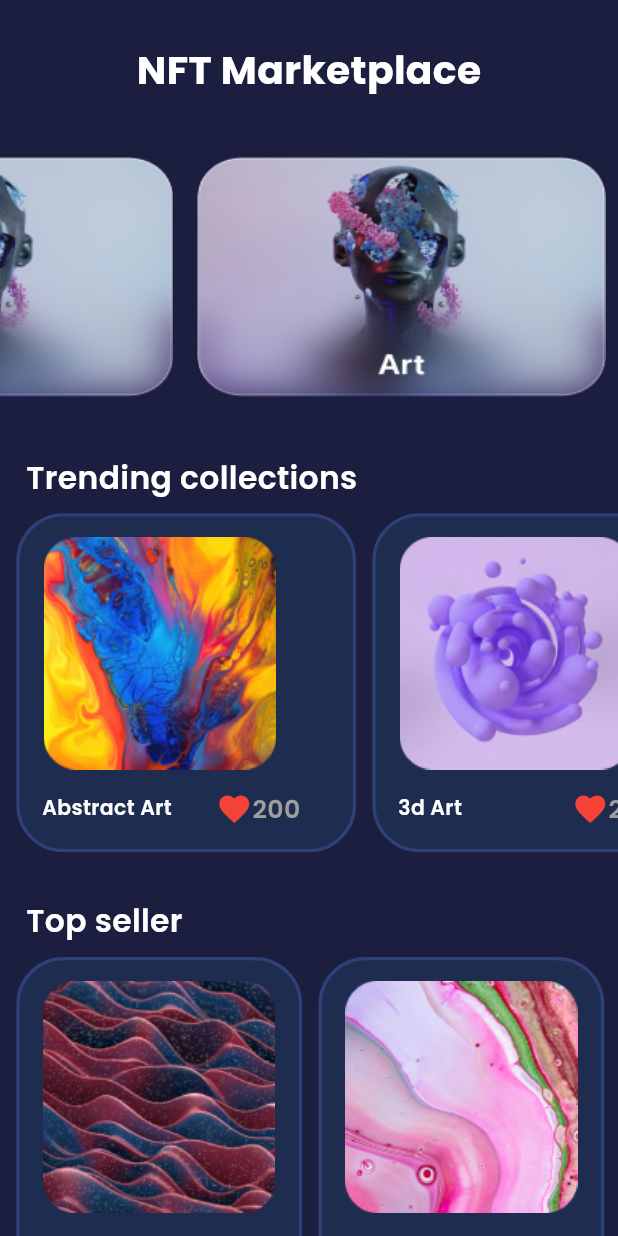
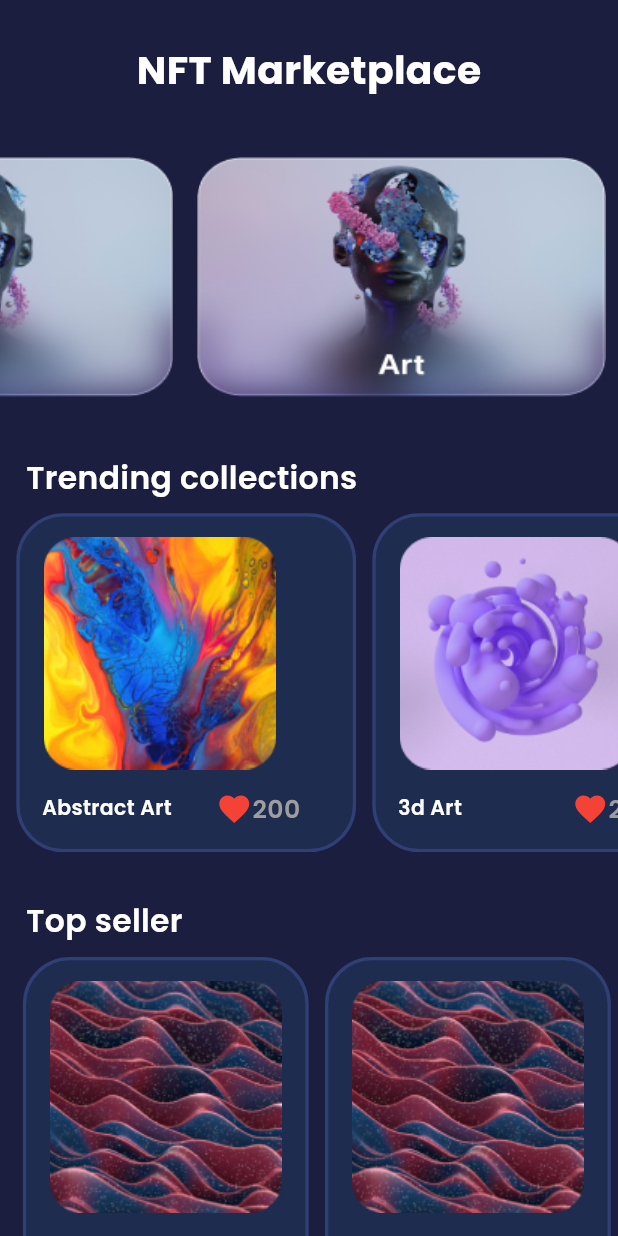
Before and after one commit to mrswapon/NFT_App_UI, a Flutter app: the NftMarketplaceScreen screen opened by its route, on a phone screen of 412 x 824 dp. Run offline on Flutter 3.47's test engine with Material 3 defaults, Android fonts, the phone set to English and light mode, and no system bars; our stand-ins replace flutter_screenutil, flutter_svg, get, glassmorphism_ui, google_fonts.

Commit message:
NftMarketplaceScreen Completed

```diff
--- a/lib/main.dart
+++ b/lib/main.dart
@@ -2,8 +2,6 @@ import 'package:flutter/material.dart';
 import 'package:flutter_screenutil/flutter_screenutil.dart';
 import 'package:get/get.dart';
 import 'package:nft_app/routes/app_routes.dart';
-
-import 'views/screens/NftMarketplaceScreen/nft_marketplace_screen.dart';
 import 'views/screens/welcome_screen.dart';
 
 void main() {
--- a/lib/views/screens/NftMarketplaceScreen/nft_marketplace_screen.dart
+++ b/lib/views/screens/NftMarketplaceScreen/nft_marketplace_screen.dart
@@ -19,7 +19,12 @@ class NftMarketplaceScreen extends StatelessWidget {
       resizeToAvoidBottomInset: false,
       backgroundColor: const Color(0xFF1B1E3E),
       //=================================>  Body Section <============================
-      body: SingleChildScrollView(
+      body: _body(),
+    );
+  }
+
+   _body() {
+    return SingleChildScrollView(
       child: Padding(
         padding: EdgeInsets.symmetric(vertical: 27.h),
         child: Column(
@@ -34,9 +39,29 @@ class NftMarketplaceScreen extends StatelessWidget {
               ),
             ),
             SizedBox(height: 30.h),
+            /// =================================> Slider <==============================
             const CustomSlider(),
-              //==================================> Trending Collections Section <==============================
 
+            ///==================================> Trending Collections Section <==============================
+
+            _trendingCollections(),
+
+            //==================================> Top Seller Section <==============================
+
+            _toSeller(),
+
+            //==================================> Hot News Items Section <==============================
+            _hotNewItems()
+          ],
+        ),
+      ),
+    );
+  }
+
+  _trendingCollections(){
+    return Column(
+      crossAxisAlignment: CrossAxisAlignment.start,
+      children: [
         SizedBox(height: 30.h),
         Padding(
           padding: EdgeInsets.symmetric(horizontal: 16.w),
@@ -80,9 +105,14 @@ class NftMarketplaceScreen extends StatelessWidget {
             ],
           ),
         ),
+      ],
+    );
+  }
 
-              //==================================> Top Seller Section <==============================
-
+  _toSeller(){
+    return Column(
+      crossAxisAlignment: CrossAxisAlignment.start,
+      children: [
         SizedBox(height: 30.h),
         Padding(
           padding: EdgeInsets.symmetric(horizontal: 16.w),
@@ -94,39 +124,34 @@ class NftMarketplaceScreen extends StatelessWidget {
           ),
         ),
         SizedBox(height: 8.h),
-              SingleChildScrollView(
+      SizedBox(
+        height: 250.h,
+        child: ListView.builder(
           scrollDirection: Axis.horizontal,
-                child: Row(
-                  children: [
-                    SizedBox(width: 10.w),
-                    CustomViewer(
+            itemCount: 10,
+            padding: EdgeInsets.symmetric(horizontal: 14.w),
+            itemBuilder:(context,index){
+          return Padding(
+            padding:  EdgeInsets.only(right:10.w
+            ),
+            child: CustomViewer(
               widget: Image.asset(AppImages.wave,
                   width: 155.w, height: 155.h),
               title: AppConstants.wave,
             ),
-                    SizedBox(width: 10.w),
-                    CustomViewer(
-                      widget: Image.asset(AppImages.abstratPink,
-                          width: 155.w, height: 155.h),
-                      title: AppConstants.abstract,
-                    ),
-                    SizedBox(width: 10.w),
-                    CustomViewer(
-                      widget: Image.asset(AppImages.wave2,
-                          width: 155.w, height: 155.h),
-                      title: AppConstants.wave,
-                    ),
-                    SizedBox(width: 10.w),
-                    CustomViewer(
-                      widget: Image.asset(AppImages.avvvv,
-                          width: 155.w, height: 155.h),
-                      title: AppConstants.abstractArt,
-                    ),
-                    SizedBox(width: 10.w),
+          );
+        }),
+      )
+
+
       ],
-                ),
-              ),
-              //==================================> Hot News Items Section <==============================
+    );
+  }
+
+  _hotNewItems(){
+    return Column(
+      crossAxisAlignment: CrossAxisAlignment.start,
+      children: [
         SizedBox(height: 30.h),
         Padding(
           padding: EdgeInsets.symmetric(horizontal: 16.w),
@@ -170,10 +195,8 @@ class NftMarketplaceScreen extends StatelessWidget {
             ],
           ),
         ),
+
       ],
-          ),
-        ),
-      ),
     );
   }
 }
```
Lines whose indentation alone changed are shown as unchanged.
